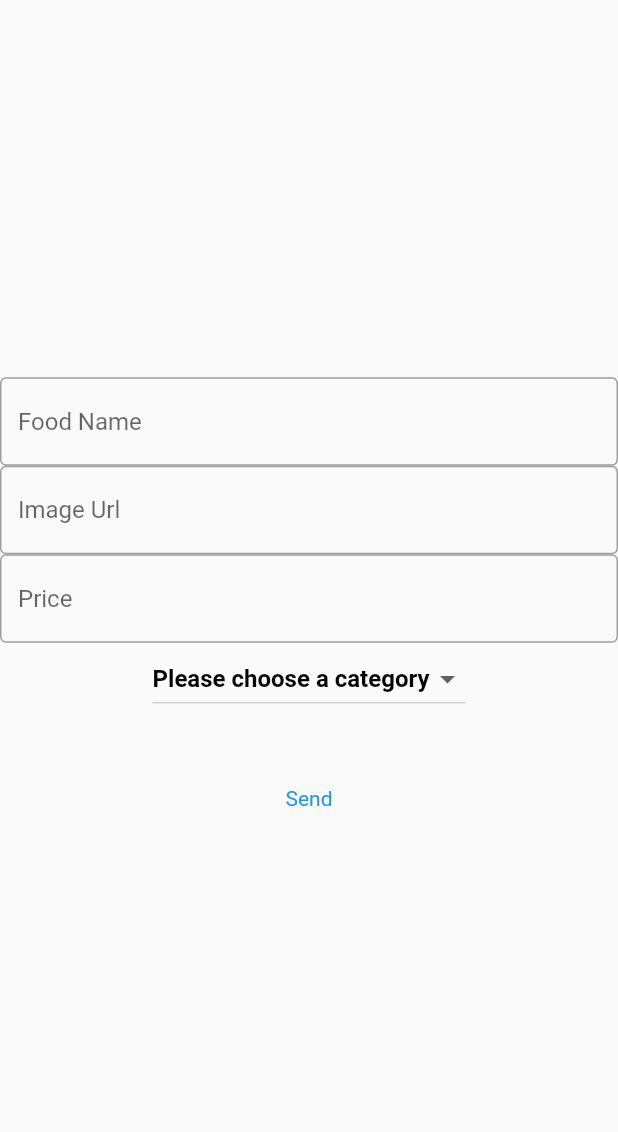
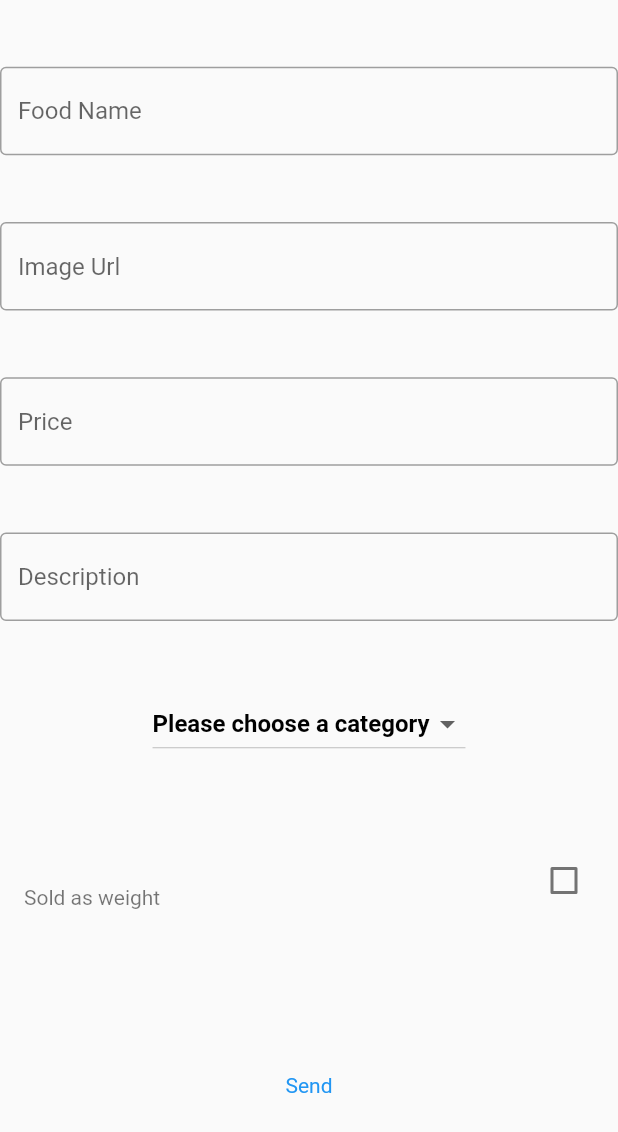
Before and after one commit to alibeyaz1/PattyApp, a Flutter app: the MainScreen screen opened directly, after a tap on "Add New Food", on a phone screen of 412 x 824 dp. Shown: the top 1132 px of the screen. Run offline on Flutter 3.47's test engine with Material 2 defaults, Android fonts, the phone set to English and light mode, and no system bars; our stand-ins replace carousel_pro, flutter_login, font_awesome_flutter, shared_preferences; accounts and stored records are empty; network calls fail; statements that could not run were skipped.

```diff
--- a/lib/pages/admin/add_food.dart
+++ b/lib/pages/admin/add_food.dart
@@ -1,4 +1,6 @@
 import 'package:flutter/material.dart';
+import 'package:http/http.dart' as http;
+import 'package:shared_preferences/shared_preferences.dart';
 
 class add_food extends StatelessWidget {
   @override
@@ -21,20 +23,50 @@ class MyCustomForm extends StatefulWidget {
 class _MyCustomFormState extends State<MyCustomForm> {
   // Create a text controller and use it to retrieve the current value
   // of the TextField.
-  final _MyController = TextEditingController();
   String name = "";
   String _chosenValue;
+  bool isWeight = false;
+  String imageUrl = "";
+  String price = "";
+  String description = "";
+  bool isLoading = false;
+
+  saveProduct() async {
+    setState(() {
+      isLoading = true;
+    });
+
+    final prefs = await SharedPreferences.getInstance();
+
+    String token = prefs.get("token");
+
+    var url = Uri.parse('http://10.0.2.2:3000/api/products/');
+
+    var response = await http.post(url, body: {
+      'name': name,
+      'category': _chosenValue,
+      'price': price,
+      'description': description,
+      'imageUrl': imageUrl,
+      'isWeight': isWeight.toString()
+    }, headers: {
+      'token': token
+    });
+
+    print(response.statusCode);
+  }
 
   @override
   Widget build(BuildContext context) {
     return Scaffold(
       body: Column(
-        mainAxisAlignment: MainAxisAlignment.center,
+        mainAxisAlignment: MainAxisAlignment.spaceEvenly,
         children: <Widget>[
-          Text(name),
           Container(
             child: TextField(
-              controller: _MyController,
+              onChanged: (value) {
+                this.name = value;
+              },
               decoration: InputDecoration(
                   enabledBorder: OutlineInputBorder(
                     borderSide: BorderSide(color: Colors.grey),
@@ -47,7 +79,9 @@ class _MyCustomFormState extends State<MyCustomForm> {
           ),
           Container(
             child: TextField(
-              controller: _MyController,
+              onChanged: (value) {
+                this.imageUrl = value;
+              },
               decoration: InputDecoration(
                   enabledBorder: OutlineInputBorder(
                     borderSide: BorderSide(color: Colors.grey),
@@ -60,7 +94,10 @@ class _MyCustomFormState extends State<MyCustomForm> {
           ),
           Container(
             child: TextField(
-              controller: _MyController,
+              keyboardType: TextInputType.number,
+              onChanged: (value) {
+                this.price = value;
+              },
               decoration: InputDecoration(
                   enabledBorder: OutlineInputBorder(
                     borderSide: BorderSide(color: Colors.grey),
@@ -69,6 +106,21 @@ class _MyCustomFormState extends State<MyCustomForm> {
                     borderSide: BorderSide(color: Colors.blue),
                   ),
                   hintText: "Price"),
+            ),
+          ),
+          Container(
+            child: TextField(
+              onChanged: (value) {
+                this.description = value;
+              },
+              decoration: InputDecoration(
+                  enabledBorder: OutlineInputBorder(
+                    borderSide: BorderSide(color: Colors.grey),
+                  ),
+                  focusedBorder: OutlineInputBorder(
+                    borderSide: BorderSide(color: Colors.blue),
+                  ),
+                  hintText: "Description"),
             ),
           ),
           Container(
@@ -104,16 +156,31 @@ class _MyCustomFormState extends State<MyCustomForm> {
                   _chosenValue = value;
                 });
               },
-              )),
+            ),
+          ),
+          Container(
+            child: CheckboxListTile(
+              value: this.isWeight,
+              subtitle: Text('Sold as weight'),
+              onChanged: (bool value) {
+                setState(() {
+                  this.isWeight = value;
+                });
+              },
+              activeColor: Theme.of(context).primaryColor,
+            ),
+          ),
           Container(
             width: double.infinity,
-            child: TextButton(
+            child: this.isLoading
+                ? Center(
+                    child: CircularProgressIndicator(),
+                  )
+                : TextButton(
                     child: Text("Send"),
                     //color: Colors.red,
                     onPressed: () {
-                  setState(() {
-                    name = _MyController.text;
-                  });
+                      saveProduct();
                     }),
             padding: EdgeInsets.all(32),
           ),
--- a/lib/pages/admin/screens/dashboard/components/my_fiels.dart
+++ b/lib/pages/admin/screens/dashboard/components/my_fiels.dart
@@ -1,3 +1,5 @@
+import 'package:shared_preferences/shared_preferences.dart';
+
 import '../../../add_food.dart';
 import '../../../models/MyFiles.dart';
 import '../../../responsive.dart';
@@ -126,9 +128,12 @@ class _FileInfoCardGridViewState extends State<FileInfoCardGridView> {
       color: primaryColor,
     ));
 
+    final prefs = await SharedPreferences.getInstance();
+
+    String token = prefs.get("token");
     url = Uri.parse('http://10.0.2.2:3000/api/orders/count?filter=all');
 
-    response = await http.get(url);
+    response = await http.get(url, headers: {'token': token});
 
     count = jsonDecode(response.body)['orderCount'];
     total = jsonDecode(response.body)['orderTotal'];
--- a/lib/providerModels/product.dart
+++ b/lib/providerModels/product.dart
@@ -4,7 +4,7 @@ class Product {
   final String name;
   final String imagePath;
   final String category;
-  final double price;
+  final dynamic price;
   final String description;
   final bool isWeight;
   final int sold;
@@ -27,7 +27,7 @@ class Product {
         name: json['name'] as String,
         imagePath: json['imagePath'] as String,
         category: json['category'] as String,
-        price: json['price'] as double,
+        price: (json['price'] as dynamic),
         description: json['description'] as String,
         isWeight: json['isWeight'] as bool,
         sold: json['sold'] as int);
```
Lines whose indentation alone changed are shown as unchanged.
